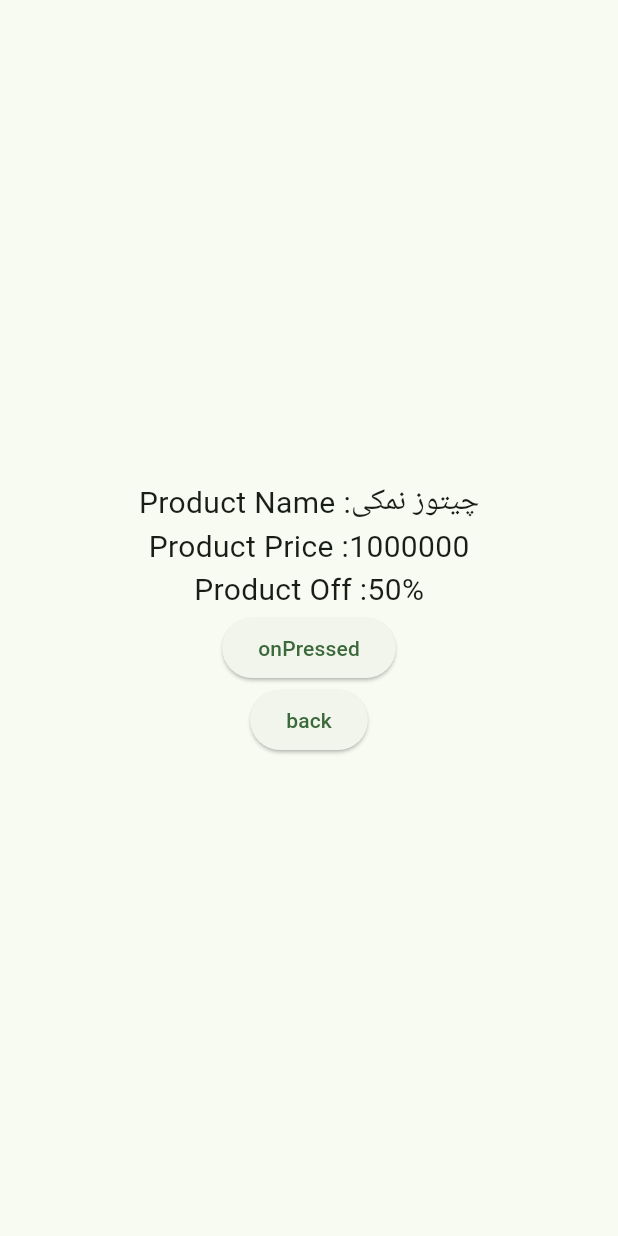
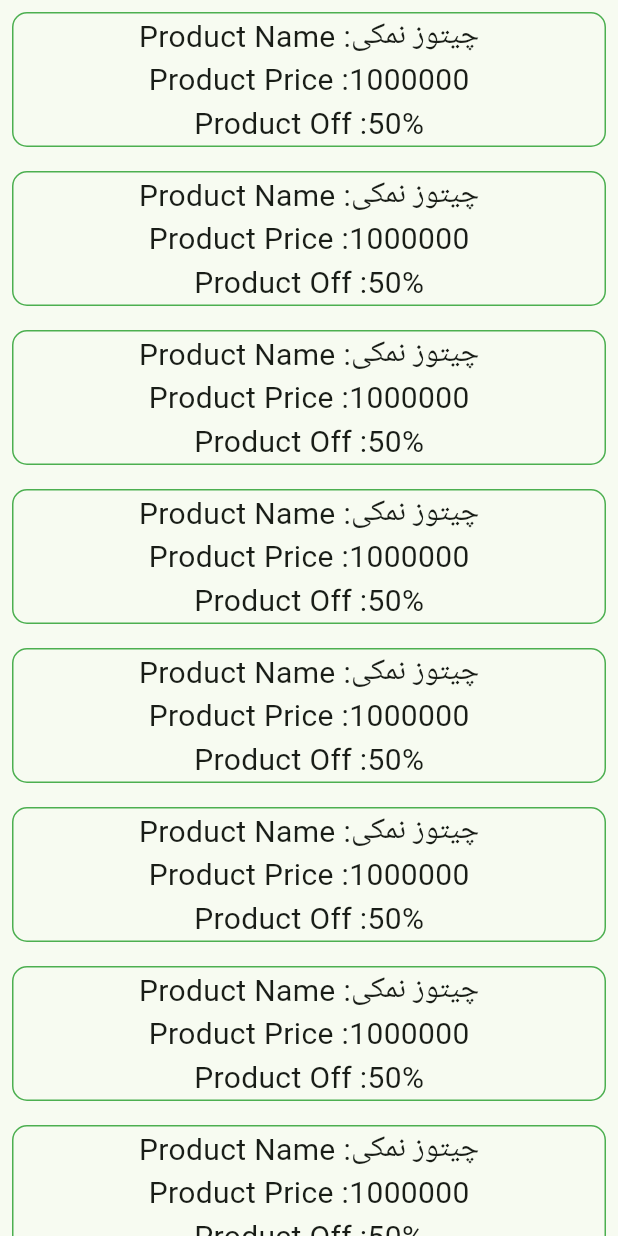
Before and after one commit to FatemeArjomandi/tach_blog_getx, a Flutter app: the screen it shows after launch, on a phone screen of 412 x 824 dp. Run offline on Flutter 3.47's test engine with Material 3 defaults, Android fonts, the light colour scheme and no system bars; our stand-ins replace get.

Commit message:
set UniqId to GetBuilder

```diff
--- a/lib/main.dart
+++ b/lib/main.dart
@@ -2,6 +2,7 @@
 import 'package:get/get.dart';
 import 'package:tach_blog_getx/view/main_screen.dart';
 import 'package:tach_blog_getx/view/product_view_getbuilder.dart';
+import 'package:tach_blog_getx/view/product_view_getbuilderUniqId.dart';
 
 void main() {
   runApp(const MyApp());
@@ -35,7 +36,7 @@
         colorScheme: ColorScheme.fromSeed(seedColor: Colors.green),
         useMaterial3: true,
       ),
-      home: const ProductViewGetBuilder()
+      home: const ProductViewGetBuilderUniqId()
     );
   }
 }
--- /dev/null
+++ b/lib/view/product_view_getbuilderUniqId.dart
@@ -0,0 +1,53 @@
+import 'package:flutter/material.dart';
+import 'package:get/get.dart';
+import 'package:tach_blog_getx/contoroller/product_getbuilderUniqId_controller.dart';
+
+class ProductViewGetBuilderUniqId extends StatelessWidget {
+  const ProductViewGetBuilderUniqId({super.key});
+
+  @override
+  Widget build(BuildContext context) {
+    return Scaffold(
+      body: Center(
+        child: ListView.builder(
+          itemCount: 10,
+          itemBuilder: (context, index) {
+            return GestureDetector(
+              onTap: () {
+                Get.find<ProductControllerGetBuilderUniqId>().setUpdate(index);
+              },
+              child: Padding(
+                padding: const EdgeInsets.all(8.0),
+                child: Container(
+                  decoration: BoxDecoration(
+                      borderRadius: BorderRadius.circular(10),
+                      border: Border.all(color: Colors.green)),
+                  child: GetBuilder(
+                    id: index,
+                    init: ProductControllerGetBuilderUniqId(),
+                    builder:
+                        (ProductControllerGetBuilderUniqId productController) {
+                      return Column(
+                        children: [
+                          Text(
+                              'Product Name :${productController.productModel.name}',
+                              style: const TextStyle(fontSize: 20)),
+                          Text(
+                              'Product Price :${productController.productModel.price}',
+                              style: const TextStyle(fontSize: 20)),
+                          Text(
+                              'Product Off :${productController.productModel.off}',
+                              style: const TextStyle(fontSize: 20)),
+                        ],
+                      );
+                    },
+                  ),
+                ),
+              ),
+            );
+          },
+        ),
+      ),
+    );
+  }
+}
```
Also changed, not shown: lib/contoroller/product_getbuilderUniqId_controller.dart (added, +34 -0 lines).
